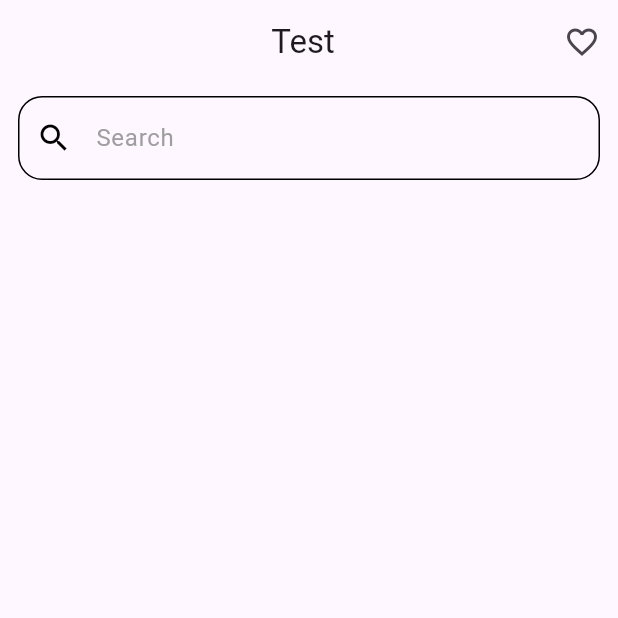
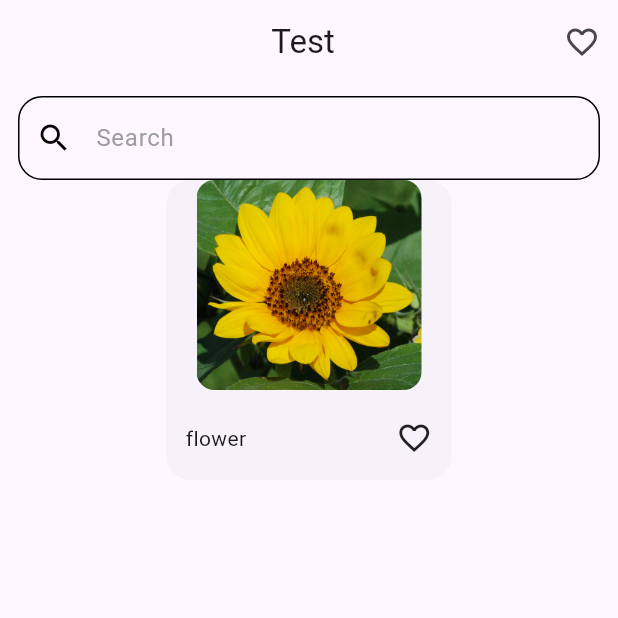
Before and after one commit to Rana-Mohsen/cis_tasks, a Flutter app: the screen it shows after launch, on a phone screen of 412 x 824 dp, the top half of it. Run offline on Flutter 3.47's test engine with Material 3 defaults, Android fonts, the phone set to English and light mode, and no system bars.

Commit message:
item card

```diff
--- a/first_task/lib/main.dart
+++ b/first_task/lib/main.dart
@@ -11,8 +11,9 @@ class MyApp extends StatelessWidget {
   // This widget is the root of your application.
   @override
   Widget build(BuildContext context) {
-    return MaterialApp(
-      home: const HomePage(),
+    return const MaterialApp(
+      debugShowCheckedModeBanner: false,
+      home: HomePage(),
     );
   }
 }
--- a/first_task/lib/pages/home_page.dart
+++ b/first_task/lib/pages/home_page.dart
@@ -1,4 +1,5 @@
 import 'package:first_task/widgets/custome_textfield.dart';
+import 'package:first_task/widgets/item_card.dart';
 import 'package:flutter/material.dart';
 
 class HomePage extends StatefulWidget {
@@ -13,13 +14,13 @@ class _HomePageState extends State<HomePage> {
   Widget build(BuildContext context) {
     return Scaffold(
       appBar:AppBar(
-        title:Center(child: Padding(
-          padding: const EdgeInsets.only(left: 28),
+        title:const Center(child: Padding(
+          padding: EdgeInsets.only(left: 28),
           child: Text("Test"),
         )),
-        actions: [
+        actions: const [
           Padding(
-            padding: const EdgeInsets.only(right: 12),
+            padding: EdgeInsets.only(right: 12),
             child: Icon(Icons.favorite_border_outlined),
           ),
         ],
@@ -28,7 +29,8 @@ class _HomePageState extends State<HomePage> {
         padding: const EdgeInsets.symmetric(horizontal: 12,vertical: 8),
         child: Column(
           children: [
-            CustomeTextField(onChange: (value){},hintText: 'Search',)
+            CustomeTextField(onChange: (value){},hintText: 'Search',),
+            ItemCard(),
           ],
         ),
       ),
--- /dev/null
+++ b/first_task/lib/widgets/item_card.dart
@@ -0,0 +1,62 @@
+import 'package:flutter/material.dart';
+import 'package:flutter/widgets.dart';
+
+class ItemCard extends StatefulWidget {
+  const ItemCard({super.key});
+
+  @override
+  State<ItemCard> createState() => _ItemCardState();
+}
+
+class _ItemCardState extends State<ItemCard> {
+  bool isFavorit = false;
+
+  @override
+  Widget build(BuildContext context) {
+    return Container(
+        decoration: BoxDecoration(
+            color: const Color(0xfff7f2f9),
+            borderRadius: BorderRadius.circular(16)),
+        height: 200,
+        width: 190,
+        child: Column(
+          //mainAxisAlignment: MainAxisAlignment.spaceBetween,
+          children: [
+            ClipRRect(
+              borderRadius: BorderRadius.circular(12),
+              child: Container(
+                height: 140,
+                width: 150,
+                child: Image.asset(
+                  "assets/images/yellow.jpg",
+                  fit: BoxFit.fill,
+                ),
+              ),
+            ),
+            const SizedBox(
+              height: 20,
+            ),
+            Row(
+              mainAxisAlignment: MainAxisAlignment.center,
+              children: [
+                Text("flower"),
+                SizedBox(
+                  width: 100,
+                ),
+                GestureDetector(
+                    onTap: () {
+                      isFavorit = !isFavorit;
+                      setState(() {});
+                    },
+                    child: isFavorit
+                        ? Icon(
+                            Icons.favorite,
+                            color: Colors.red,
+                          )
+                        : Icon(Icons.favorite_border_outlined))
+              ],
+            )
+          ],
+        ));
+  }
+}
--- a/first_task/pubspec.yaml
+++ b/first_task/pubspec.yaml
@@ -60,7 +60,7 @@ flutter:
 
   # To add assets to your application, add an assets section, like this:
   assets:
-    - assets/images/..
+    - assets/images/
 
   # An image asset can refer to one or more resolution-specific "variants", see
   # https://flutter.dev/assets-and-images/#resolution-aware
```
